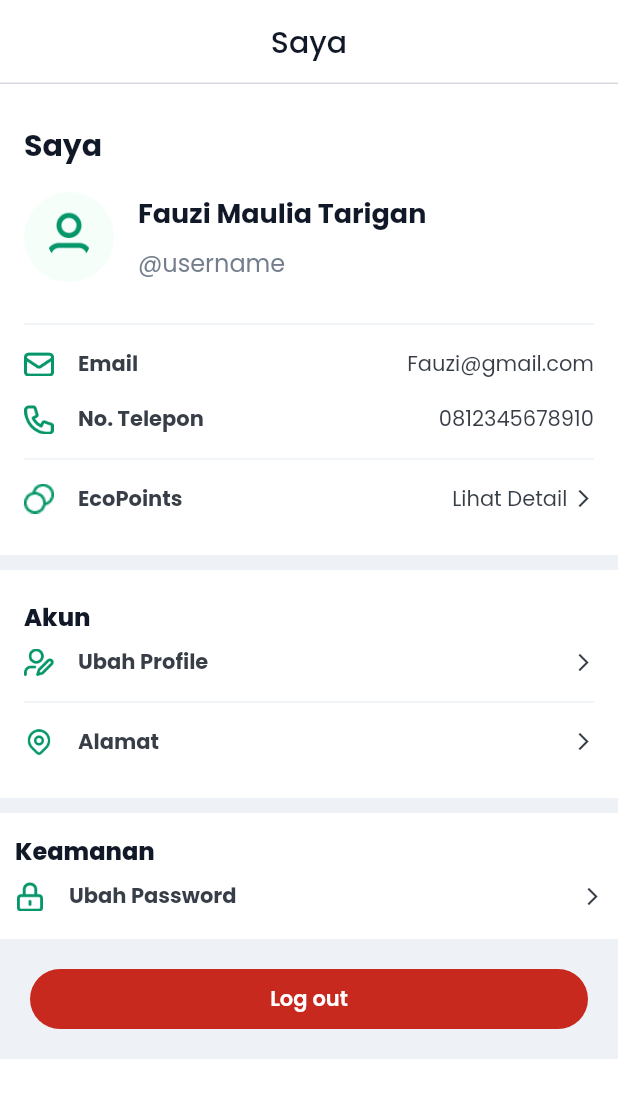
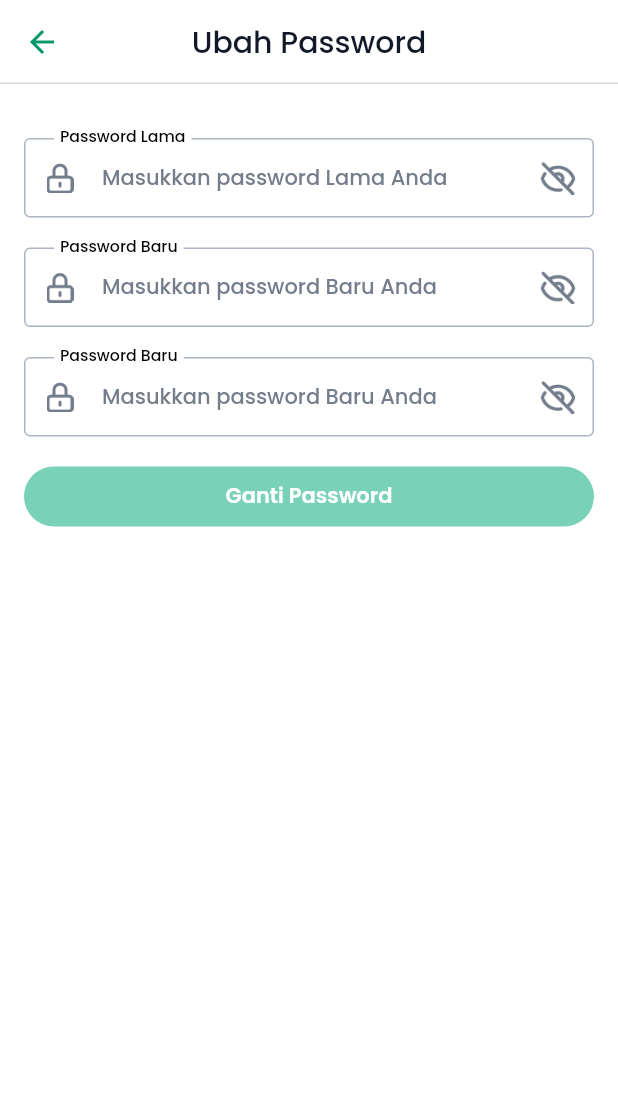
Before and after one commit to Ecowave-Alterra/ecowave-flutter, a Flutter app: the ProfilePage screen opened directly, after a tap on "Ubah Password", on a phone screen of 412 x 824 dp. Shown: the top 1098 px of the screen. Run offline on Flutter 3.47's test engine with Material 2 defaults, Android fonts, the phone set to English and light mode, and no system bars; our stand-ins replace another_flushbar, carousel_slider, equatable, file_picker, flutter_bloc, flutter_countdown_timer and 5 more; network calls fail.

Commit message:
Fixing + edit password

```diff
--- a/lib/features/auth/view/login_page.dart
+++ b/lib/features/auth/view/login_page.dart
@@ -87,8 +87,8 @@ class _LoginPageState extends State<LoginPage> {
                 validator: (value) {
                   if (value == null || value.isEmpty) {
                     return 'Password tidak boleh kosong';
-                  } else if (value.length < 6) {
-                    return 'Password harus memiliki setidaknya 6 karakter';
+                  } else if (value.length < 8) {
+                    return 'Password harus memiliki setidaknya 8 karakter';
                   }
                   return null;
                 },
--- /dev/null
+++ b/lib/features/change_password/view/change_password_user_page.dart
@@ -0,0 +1,121 @@
+import 'package:flutter/material.dart';
+import 'package:ecowave/core.dart';
+
+class ChangePasswordUserPage extends StatefulWidget {
+  const ChangePasswordUserPage({Key? key}) : super(key: key);
+
+  @override
+  State<ChangePasswordUserPage> createState() => _ChangePasswordUserPageState();
+}
+
+class _ChangePasswordUserPageState extends State<ChangePasswordUserPage> {
+  final GlobalKey<FormState> _formKey = GlobalKey<FormState>();
+  final TextEditingController _passwordController = TextEditingController();
+  final TextEditingController _passwordNewController = TextEditingController();
+  final TextEditingController _passwordNewConfirController =
+      TextEditingController();
+
+  bool _isLoginButtonDisabled = true;
+
+  void _checkLoginButtonStatus() {
+    final passwordOld = _passwordController.text;
+    final passwordNew = _passwordNewController.text;
+    final passwordNewConfir = _passwordNewConfirController.text;
+
+    setState(() {
+      _isLoginButtonDisabled = passwordNew.isEmpty ||
+          passwordNewConfir.isEmpty ||
+          passwordOld.isEmpty;
+    });
+  }
+
+  @override
+  void initState() {
+    super.initState();
+    _passwordController.addListener(_checkLoginButtonStatus);
+    _passwordNewController.addListener(_checkLoginButtonStatus);
+    _passwordNewConfirController.addListener(_checkLoginButtonStatus);
+  }
+
+  @override
+  Widget build(BuildContext context) {
+    return Scaffold(
+        appBar: AppBar(
+          title: const Text('Ubah Password'),
+        ),
+        body: SingleChildScrollView(
+            padding: const EdgeInsets.all(AppSizes.primary),
+            child: Form(
+              key: _formKey,
+              child: Column(children: [
+                20.0.height,
+                EcoFormInputPassword(
+                  label: 'Password Lama',
+                  hint: 'Masukkan password Lama Anda',
+                  controller: _passwordController,
+                  validator: (value) {
+                    if (value == null || value.isEmpty) {
+                      return 'Password Lama tidak boleh kosong';
+                    } else if (value.length < 8) {
+                      return 'Password harus memiliki setidaknya 8 karakter';
+                    }
+                    return null;
+                  },
+                  onChanged: (value) {
+                    _checkLoginButtonStatus();
+                  },
+                ),
+                20.0.height,
+                EcoFormInputPassword(
+                  label: 'Password Baru',
+                  hint: 'Masukkan password Baru Anda',
+                  controller: _passwordNewController,
+                  validator: (value) {
+                    if (value == null || value.isEmpty) {
+                      return 'Password Baru tidak boleh kosong';
+                    } else if (value.length < 8) {
+                      return 'Password harus memiliki setidaknya 8 karakter';
+                    }
+                    return null;
+                  },
+                  onChanged: (value) {
+                    _checkLoginButtonStatus();
+                  },
+                ),
+                20.0.height,
+                EcoFormInputPassword(
+                  label: 'Password Baru',
+                  hint: 'Masukkan password Baru Anda',
+                  controller: _passwordNewConfirController,
+                  validator: (value) {
+                    if (value == null || value.isEmpty) {
+                      return 'Password tidak boleh kosong';
+                    } else if (value.length < 8) {
+                      return 'Password harus memiliki setidaknya 8 karakter';
+                    } else if (value != _passwordNewController.text) {
+                      return 'Password konfirmasi tidak cocok';
+                    }
+                    return null;
+                  },
+                  onChanged: (value) {
+                    _checkLoginButtonStatus();
+                  },
+                ),
+                20.0.height,
+                EcoFormButton(
+                  label: 'Ganti Password',
+                  onPressed: _isLoginButtonDisabled
+                      ? () {}
+                      : () {
+                          if (_formKey.currentState!.validate()) {
+                            "Password berhasil diubah".succeedBar(context);
+                          }
+                        },
+                  backgroundColor: _isLoginButtonDisabled
+                      ? AppColors.primary300
+                      : AppColors.primary500,
+                ),
+              ]),
+            )));
+  }
+}
--- a/lib/features/profile/view/profile.dart
+++ b/lib/features/profile/view/profile.dart
@@ -2,6 +2,8 @@ import 'package:ecowave/core.dart';
 import 'package:ecowave/features/profile/view/edit_profile.dart';
 import 'package:flutter/material.dart';
 
+import '../../address/view/pages/address_page.dart';
+import '../../change_password/view/change_password_user_page.dart';
 import 'empty_session.dart';
 
 class ProfilePage extends StatelessWidget {
@@ -252,7 +254,7 @@ class ProfilePage extends StatelessWidget {
                     color: AppColors.grey50,
                   ),
                   InkWell(
-                      onTap: () {},
+                      onTap: () => context.push(const AddressPage(listUser: [])),
                       child: const Padding(
                         padding: EdgeInsets.symmetric(
                             vertical: AppSizes.primary / 2),
@@ -277,21 +279,10 @@ class ProfilePage extends StatelessWidget {
                                 ),
                               ],
                             ),
-                            Row(
-                              children: [
-                                Text(
-                                  ' ',
-                                  style: TextStyle(
-                                    fontSize: 14,
-                                    color: AppColors.grey700,
-                                  ),
-                                ),
-                                Icon(
-                                  Icons.arrow_forward_ios,
-                                  size: 14,
-                                  color: AppColors.grey700,
-                                ),
-                              ],
+                            Icon(
+                              Icons.arrow_forward_ios,
+                              size: 14,
+                              color: AppColors.grey700,
                             ),
                           ],
                         ),
@@ -316,7 +307,9 @@ class ProfilePage extends StatelessWidget {
                     ),
                   ),
                   InkWell(
-                    onTap: () {},
+                    onTap: () {
+                      context.push(const ChangePasswordUserPage());
+                    },
                     child: const Padding(
                       padding:
                           EdgeInsets.symmetric(vertical: AppSizes.primary / 2),
```
